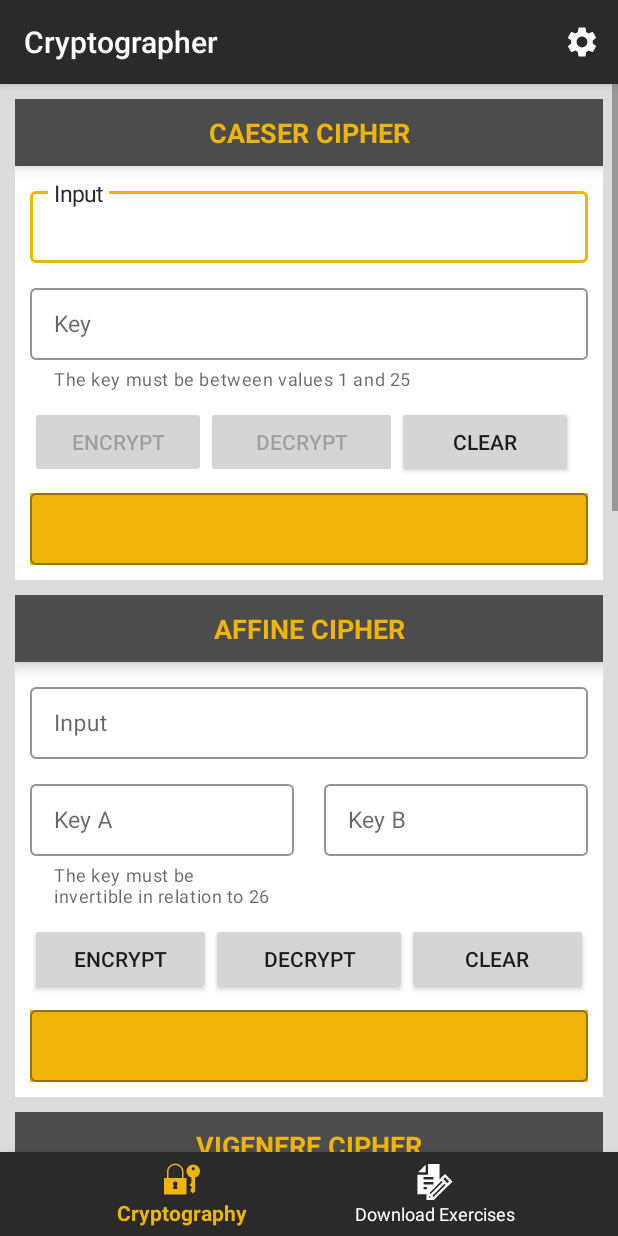
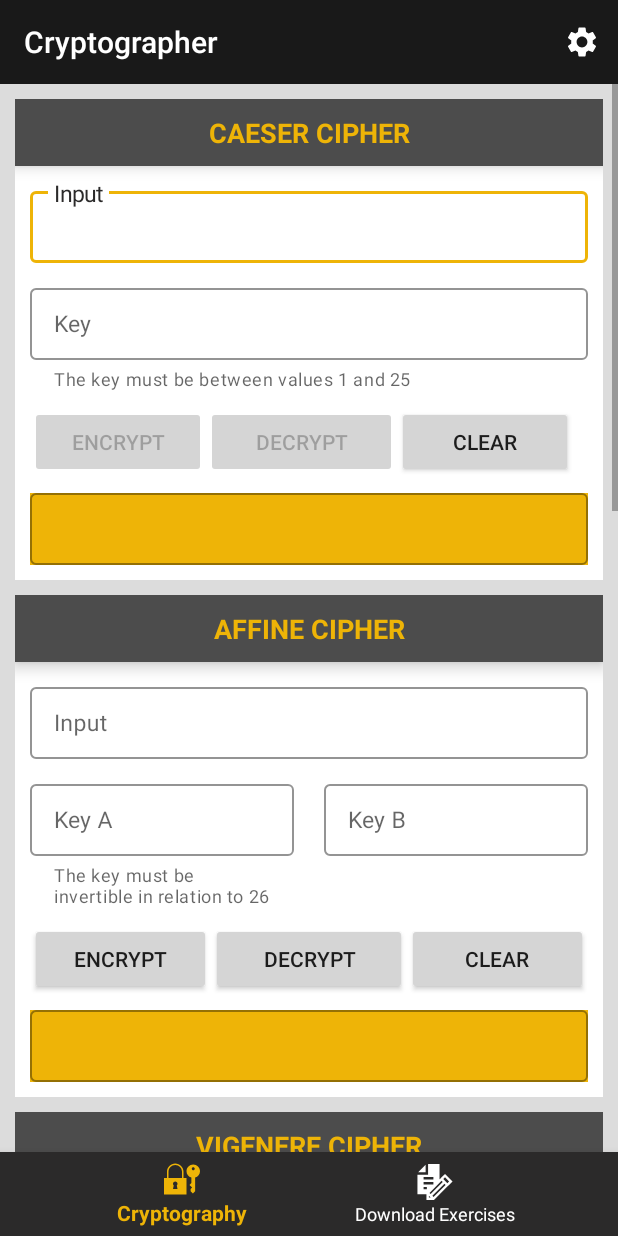
Before and after one commit to anjacrnec/Cryptographer, an Android app: the AffineFragment screen opened directly, with no data from a screen before it, on a phone screen of 412 x 824 dp. Run offline under Robolectric (Android 15) with nearby library versions, the phone set to English and light mode, and no system bars; plain views replace ExpandableLayout; 7 statements that could not run were skipped.

Commit message:
update styles

```diff
--- a/app/src/main/res/values/styles.xml
+++ b/app/src/main/res/values/styles.xml
@@ -27,6 +27,8 @@
         <item name="textAppearanceButton">@style/TextAppearance.MaterialComponents.Button</item>
         <item name="textAppearanceOverline">@style/TextAppearance.MaterialComponents.Overline</item>
         <item name="android:navigationBarColor">@color/color_primary_darkest</item>
+        <item name="actionOverflowMenuStyle">@style/OverflowMenu</item>
+        <item name="actionBarStyle">@style/AppTheme.ActionBar</item>
     </style>
 
     <style name="CryptographerOutputEditText">
@@ -44,6 +46,26 @@
         <item name="android:layout_marginEnd">10dp</item>
         <item name="boxStrokeColor">@color/color_accent</item>
         <item name="android:textSize">15sp</item>
+    </style>
+
+    <style name="OverflowMenu" parent="Widget.AppCompat.PopupMenu.Overflow">
+        <item name="android:dropDownVerticalOffset">-4.0dip</item>
+        <item name="android:overlapAnchor">false</item>
+    </style>
+
+    <style name="AppTheme.ActionBar" parent="@style/ThemeOverlay.AppCompat.Dark.ActionBar">\
+        <item name="android:titleTextStyle">@style/TitleBarTextColor</item>
+        <item name="actionMenuTextColor">@android:color/white</item>
+        <item name="android:textColor">@android:color/white</item>
+        <item name="subtitleTextColor">@android:color/white</item>
+        <item name="android:background">@android:color/white</item>
+        <item name="background">@color/color_primary_darkest</item>
+        <item name="displayOptions">showHome|useLogo|showTitle</item>
+    </style>
+
+
+    <style name="TitleBarTextColor" >
+        <item name="android:textColor">@android:color/white</item>
     </style>
 
     <style name="TextInputLayoutHelper">
```
